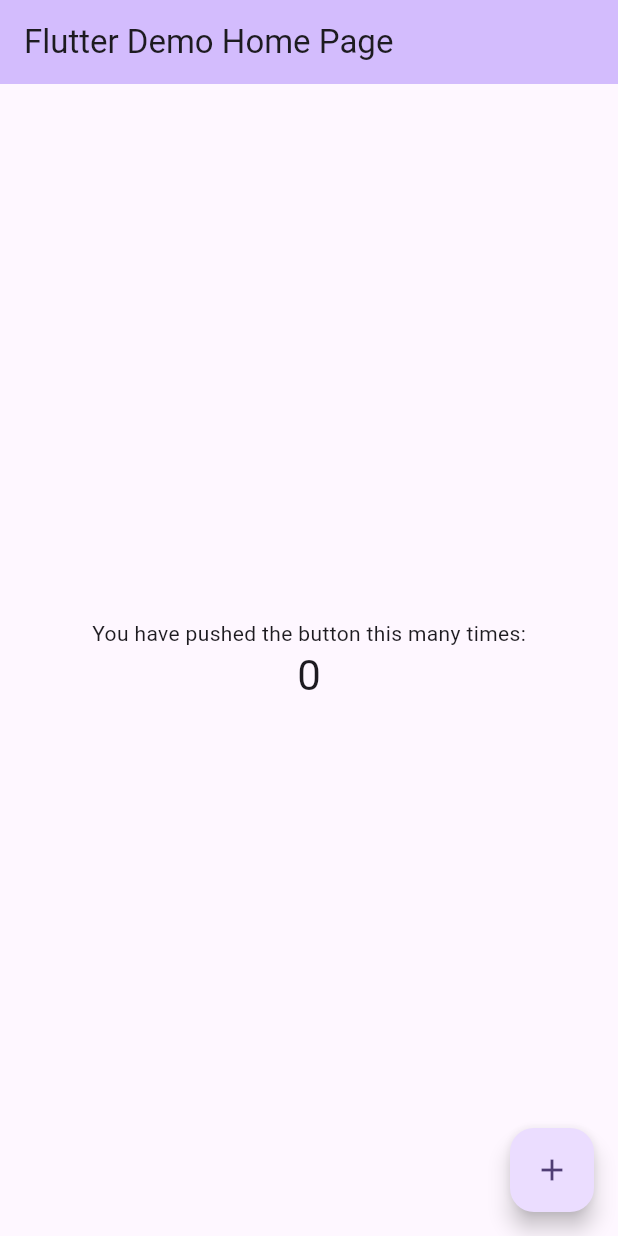
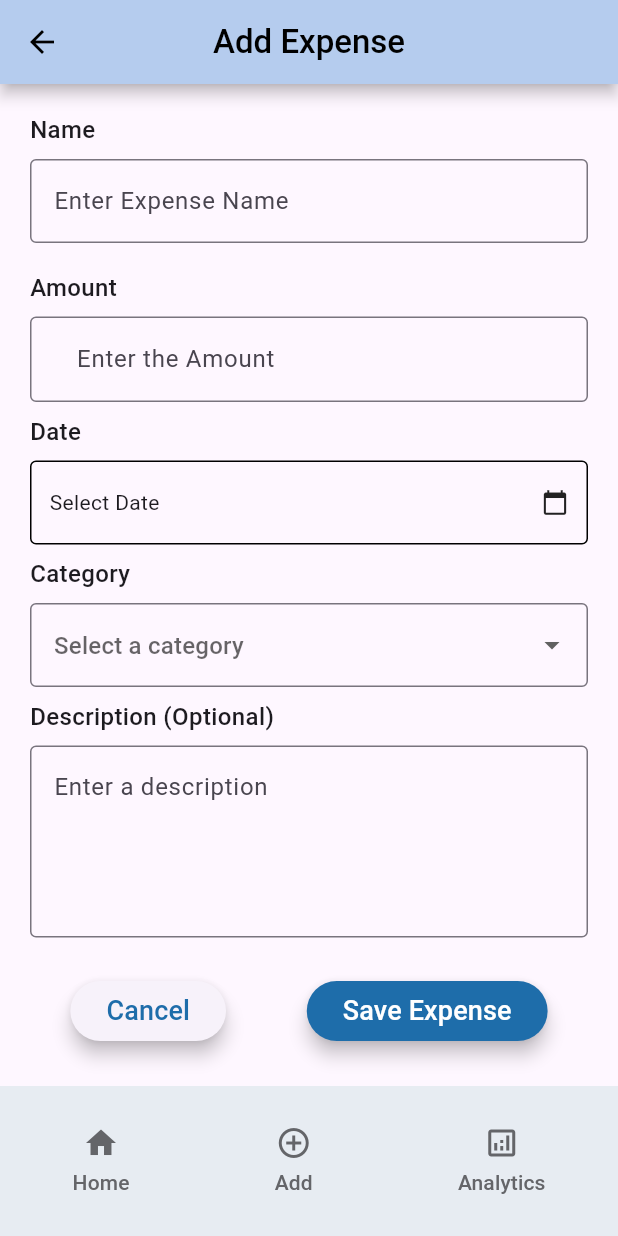
Before and after one commit to FaysalDurlov/Flutter_CSC464_Flutter_Final_Project-Group9-Section1-P004, a Flutter app: the screen it shows after launch, on a phone screen of 412 x 824 dp. Run offline on Flutter 3.47's test engine with Material 3 defaults, Android fonts, the phone set to English and light mode, and no system bars.

Commit message:
1 of 3 UI page (add expense page) Created just UI not the Functionality

```diff
--- a/simple_expense_calculator/analysis_options.yaml
+++ b/simple_expense_calculator/analysis_options.yaml
@@ -21,7 +21,7 @@ linter:
   # `// ignore_for_file: name_of_lint` syntax on the line or in the file
   # producing the lint.
   rules:
-    # avoid_print: false  # Uncomment to disable the `avoid_print` rule
+    avoid_print: false # Uncomment to disable the `avoid_print` rule
     # prefer_single_quotes: true  # Uncomment to enable the `prefer_single_quotes` rule
 
 # Additional information about this file can be found at
--- /dev/null
+++ b/simple_expense_calculator/lib/Page Designs/add_expense_page.dart
@@ -0,0 +1,337 @@
+import 'package:flutter/material.dart';
+
+
+class AddExpensePage extends StatefulWidget {
+  const AddExpensePage({super.key});
+
+  @override
+  State<AddExpensePage> createState() => _AddExpensePageState();
+}
+
+class _AddExpensePageState extends State<AddExpensePage> {
+
+  DateTime? selectedDate;
+
+  Future<void> pickDate() async {
+    DateTime? picked = await showDatePicker(
+      context: context,
+      initialDate: DateTime.now(),
+      firstDate: DateTime(2000),
+      lastDate: DateTime(2100),
+    );
+
+    if (picked != null) {
+      setState(() {
+        selectedDate = picked;
+      });
+    }
+  }
+
+  @override
+  Widget build(BuildContext context) {
+    return Scaffold(
+      bottomNavigationBar: Container(
+        color: Color.fromARGB(255, 231, 236, 242),
+        height: 100,
+        child: Row(
+          mainAxisAlignment: MainAxisAlignment.spaceAround,
+          children: [
+            ElevatedButton(
+              style: TextButton.styleFrom(
+                foregroundColor: Color.fromARGB(255, 100, 101, 105),
+                backgroundColor: Color.fromARGB(255, 231, 236, 242),
+                shadowColor: Colors.transparent,
+              ),
+              onPressed: () {
+                print("Home button pressed");
+              },
+              child: Column(
+                mainAxisAlignment: MainAxisAlignment.center,
+                children: [
+                  Icon(Icons.home_sharp, size: 24),
+                  SizedBox(height: 4),
+                  Text('Home'),
+                ],
+              )
+            ),
+            ElevatedButton(
+              style: TextButton.styleFrom(
+                backgroundColor: Color.fromARGB(255, 231, 236, 242),
+                shadowColor: Colors.transparent,
+                foregroundColor: Color.fromARGB(255, 100, 101, 105),
+              ),
+              onPressed: () {
+                print("Statistics button pressed");
+              },
+              child: Column(
+                mainAxisAlignment: MainAxisAlignment.center,
+                children: [
+                  Icon(Icons.add_circle_outline_outlined, size: 24),
+                  SizedBox(height: 4),
+                  Text('Add'),
+                ],
+              )
+            ),
+            ElevatedButton(
+              style: TextButton.styleFrom(
+                foregroundColor: Color.fromARGB(255, 100, 101, 105),
+                backgroundColor: Color.fromARGB(255, 231, 236, 242),
+                shadowColor: Colors.transparent,
+              ),
+              onPressed: () {
+                print("Analytics button pressed");
+              },
+              child: Column(
+                mainAxisAlignment: MainAxisAlignment.center,
+                children: [
+                  Icon(Icons.analytics_outlined, size: 24),
+                  SizedBox(height: 4),
+                  Text('Analytics'),
+                ],
+              )
+            ),
+          ],
+        ),
+        ),
+
+
+        appBar: AppBar(
+          backgroundColor: Color.fromARGB(255, 189, 216, 245),
+          shadowColor: Colors.black,
+          elevation: 4,
+          centerTitle: true,
+          leading: IconButton(
+            onPressed: () {
+              print("back button pressed");
+            },
+            icon: const Icon(Icons.arrow_back,
+              color: Colors.black,
+              size: 24,
+              ),
+          ),
+          title: Text('Add Expense',
+            style: TextStyle(
+              color: Colors.black,
+              fontSize: 22,
+              fontWeight: FontWeight.w500
+            ),
+          ),
+        ),
+        body:Column(
+            mainAxisAlignment: MainAxisAlignment.center,
+            children:[
+
+              Padding(
+                padding: const EdgeInsets.symmetric(horizontal: 20, vertical: 8),
+                child: Align(
+                  alignment: Alignment.centerLeft,
+                  child: const Text('Name',
+                    style: TextStyle(
+                      fontSize: 16,
+                      fontWeight: FontWeight.w500
+                    ),
+                  ),
+                ),
+              ),
+
+              Container(
+                padding: EdgeInsets.only(left: 20,right: 20),
+                child: TextField(
+                  decoration: InputDecoration(
+                    border: OutlineInputBorder(),
+                    hintText: 'Enter Expense Name',
+                  ),
+                ),
+              ),
+              SizedBox(height: 10),
+
+              Padding(
+                padding: const EdgeInsets.symmetric(horizontal: 20, vertical: 8),
+                child: Align(
+                  alignment: Alignment.centerLeft,
+                  child: const Text('Amount',
+                    style: const TextStyle(
+                      fontSize: 16,
+                      fontWeight: FontWeight.w500
+                    ),
+                  ),
+                ),
+              ),
+
+              Container(
+                padding: EdgeInsets.only(left: 20,right: 20),
+                child: TextField(
+                  decoration: InputDecoration(
+                    prefixText: '৳ ',
+                    suffixText: "BDT",
+                    border: OutlineInputBorder(),
+                    hintText: 'Enter the Amount',
+                  ),
+                ),
+              ),
+
+              Padding(
+                padding: const EdgeInsets.symmetric(horizontal: 20, vertical: 8),
+                child: Align(
+                  alignment: Alignment.centerLeft,
+                  child: const Text('Date',
+                    style: TextStyle(
+                      fontSize: 16,
+                      fontWeight: FontWeight.w500
+                    ),
+                  ),
+                ),
+              ),
+
+              Container(
+                padding: const EdgeInsets.only(left: 20, right: 20),
+                child: InkWell( // here the inkwell can make any widgets clickable thats it
+                  onTap: pickDate,
+                  child: Container(
+                    padding: const EdgeInsets.symmetric(horizontal: 12, vertical: 17),
+                    decoration: BoxDecoration(
+                      border: Border.all(
+                        color: Colors.black,
+                      ),
+                      borderRadius: BorderRadius.all(Radius.circular(4)),
+                    ),
+                    child: Row(
+                      mainAxisAlignment: MainAxisAlignment.spaceBetween,
+                      children: [
+                        Text(
+                          selectedDate == null? "Select Date": "${selectedDate!.day}/${selectedDate!.month}/${selectedDate!.year}",
+                        ),
+                        const Icon(Icons.calendar_today, size: 18),
+                      ],
+                    ),
+                  ),
+                ),
+              ),
+
+
+
+              Padding(
+                padding: const EdgeInsets.symmetric(horizontal: 20, vertical: 8),
+                child: Align(
+                  alignment: Alignment.centerLeft,
+                  child: const Text('Category',
+                    style: const TextStyle(
+                      fontSize: 16,
+                      fontWeight: FontWeight.w500
+                    ),
+                  ),
+                ),
+              ),
+
+              Container(
+                padding: EdgeInsets.only(left: 20, right: 20),
+                child: DropdownButtonFormField<String>(
+                  items: [
+                    DropdownMenuItem(
+                      value: "Bills",
+                      child: Text("Bills"),
+                    ),
+                    DropdownMenuItem(
+                      value: "Dining",
+                      child: Text("Dining"),
+                    ),
+                    DropdownMenuItem(
+                      value: "Transport",
+                      child: Text("Transport"),
+                    ),
+                    DropdownMenuItem(
+                      value: "Groceries",
+                      child: Text("Groceries"),
+                    ),
+                    DropdownMenuItem(
+                      value: "Entertainment",
+                      child: Text("Entertainment"),
+                    ),
+                  ],
+                  onChanged: (value) {
+                    print("Selected category: $value");
+                  },
+                  decoration: InputDecoration(
+                    border: OutlineInputBorder(),
+                    hintText: 'Select a category',
+                  ),
+                ),
+              ),
+
+              Padding(
+                padding: const EdgeInsets.symmetric(horizontal: 20, vertical: 8),
+                child: Align(
+                  alignment: Alignment.centerLeft,
+                  child: const Text('Description (Optional)',
+                    style: const TextStyle(
+                      fontSize: 16,
+                      fontWeight: FontWeight.w500
+                    ),
+                  ),
+                ),
+              ),
+
+              Container(
+                padding: EdgeInsets.only(left: 20, right: 20),
+                child: TextField(
+                  maxLines: 4,
+                  decoration: InputDecoration(
+                    border: OutlineInputBorder(),
+                    hintText: 'Enter a description',
+                  ),
+                ),
+              ),
+
+              SizedBox(height: 10),
+
+              Container(
+                padding: EdgeInsets.only(left: 20, right: 20, top: 15, bottom: 15),
+                child: Row(
+                  mainAxisAlignment: MainAxisAlignment.spaceAround,
+                  children: [
+                    ElevatedButton(
+                      onPressed: () {
+                        print("Cancel button pressed");
+                      },
+                      style: ElevatedButton.styleFrom(
+                        elevation: 5,
+                        shape: RoundedRectangleBorder(
+                          borderRadius: BorderRadius.circular(20),
+                        ),
+                      ),
+                      child: Text('Cancel',
+                        style: TextStyle(
+                          color: Color.fromARGB(255, 30, 109, 170),
+                          fontSize: 18,
+                          fontWeight: FontWeight.w500
+                        ),
+                      ),
+                    ),
+                    ElevatedButton(
+                      onPressed: () {
+                        print("Save button pressed");
+                      },
+                      style: ElevatedButton.styleFrom(
+                        backgroundColor: Color.fromARGB(255, 30, 109, 170),
+                        elevation: 5,
+                        shape: RoundedRectangleBorder(
+                          borderRadius: BorderRadius.circular(20),
+                        ),
+                      ),
+                      child: Text('Save Expense',
+                        style: TextStyle(
+                          color: Colors.white,
+                          fontSize: 18,
+                          fontWeight: FontWeight.w500
+                        ),
+                      ),
+                    ),
+                  ],
+                ),
+              )
+
+            ],
+          )
+        );
+  }
+}
--- a/simple_expense_calculator/lib/main.dart
+++ b/simple_expense_calculator/lib/main.dart
@@ -1,4 +1,5 @@
 import 'package:flutter/material.dart';
+import 'package:simple_expense_calculator/Page%20Designs/add_expense_page.dart';
 
 void main() {
   runApp(const MyApp());
@@ -7,48 +8,24 @@ void main() {
 class MyApp extends StatelessWidget {
   const MyApp({super.key});
 
-  // This widget is the root of your application.
   @override
   Widget build(BuildContext context) {
     return MaterialApp(
-      title: 'Flutter Demo',
-      theme: ThemeData(
-        // This is the theme of your application.
-        //
-        // TRY THIS: Try running your application with "flutter run". You'll see
-        // the application has a purple toolbar. Then, without quitting the app,
-        // try changing the seedColor in the colorScheme below to Colors.green
-        // and then invoke "hot reload" (save your changes or press the "hot
-        // reload" button in a Flutter-supported IDE, or press "r" if you used
-        // the command line to start the app).
-        //
-        // Notice that the counter didn't reset back to zero; the application
-        // state is not lost during the reload. To reset the state, use hot
-        // restart instead.
-        //
-        // This works for code too, not just values: Most code changes can be
-        // tested with just a hot reload.
-        colorScheme: .fromSeed(seedColor: Colors.deepPurple),
-      ),
-      home: const MyHomePage(title: 'Flutter Demo Home Page'),
+      debugShowCheckedModeBanner: false,
+      home: const AddExpensePage(),
     );
   }
 }
 
+
+
+
+
+
+
 class MyHomePage extends StatefulWidget {
   const MyHomePage({super.key, required this.title});
-
-  // This widget is the home page of your application. It is stateful, meaning
-  // that it has a State object (defined below) that contains fields that affect
-  // how it looks.
-
-  // This class is the configuration for the state. It holds the values (in this
-  // case the title) provided by the parent (in this case the App widget) and
-  // used by the build method of the State. Fields in a Widget subclass are
-  // always marked "final".
-
   final String title;
-
   @override
   State<MyHomePage> createState() => _MyHomePageState();
 }
@@ -58,50 +35,20 @@ class _MyHomePageState extends State<MyHomePage> {
 
   void _incrementCounter() {
     setState(() {
-      // This call to setState tells the Flutter framework that something has
-      // changed in this State, which causes it to rerun the build method below
-      // so that the display can reflect the updated values. If we changed
-      // _counter without calling setState(), then the build method would not be
-      // called again, and so nothing would appear to happen.
       _counter++;
     });
   }
 
   @override
   Widget build(BuildContext context) {
-    // This method is rerun every time setState is called, for instance as done
-    // by the _incrementCounter method above.
-    //
-    // The Flutter framework has been optimized to make rerunning build methods
-    // fast, so that you can just rebuild anything that needs updating rather
-    // than having to individually change instances of widgets.
     return Scaffold(
       appBar: AppBar(
-        // TRY THIS: Try changing the color here to a specific color (to
-        // Colors.amber, perhaps?) and trigger a hot reload to see the AppBar
-        // change color while the other colors stay the same.
         backgroundColor: Theme.of(context).colorScheme.inversePrimary,
-        // Here we take the value from the MyHomePage object that was created by
-        // the App.build method, and use it to set our appbar title.
+
         title: Text(widget.title),
       ),
       body: Center(
-        // Center is a layout widget. It takes a single child and positions it
-        // in the middle of the parent.
         child: Column(
-          // Column is also a layout widget. It takes a list of children and
-          // arranges them vertically. By default, it sizes itself to fit its
-          // children horizontally, and tries to be as tall as its parent.
-          //
-          // Column has various properties to control how it sizes itself and
-          // how it positions its children. Here we use mainAxisAlignment to
-          // center the children vertically; the main axis here is the vertical
-          // axis because Columns are vertical (the cross axis would be
-          // horizontal).
-          //
-          // TRY THIS: Invoke "debug painting" (choose the "Toggle Debug Paint"
-          // action in the IDE, or press "p" in the console), to see the
-          // wireframe for each widget.
           mainAxisAlignment: .center,
           children: [
             const Text('You have pushed the button this many times:'),
@@ -112,10 +59,20 @@ class _MyHomePageState extends State<MyHomePage> {
           ],
         ),
       ),
-      floatingActionButton: FloatingActionButton(
-        onPressed: _incrementCounter,
-        tooltip: 'Increment',
-        child: const Icon(Icons.add),
+      floatingActionButton:FloatingActionButton.extended(
+        foregroundColor: Colors.white,
+          backgroundColor: Color.fromARGB(255, 30, 109, 170),
+          shape: RoundedRectangleBorder(
+            borderRadius: BorderRadius.circular(60),
+          ),
+          onPressed: _incrementCounter,
+          tooltip: 'Add Expense',
+          icon: Icon(Icons.add),
+          label: const Text('Add Expense',
+            style: TextStyle(fontSize: 17,
+                    fontWeight: FontWeight.w500
+                    ),
+        ),
       ),
     );
   }
```
Also changed, not shown: simple_expense_calculator/pubspec.lock.
